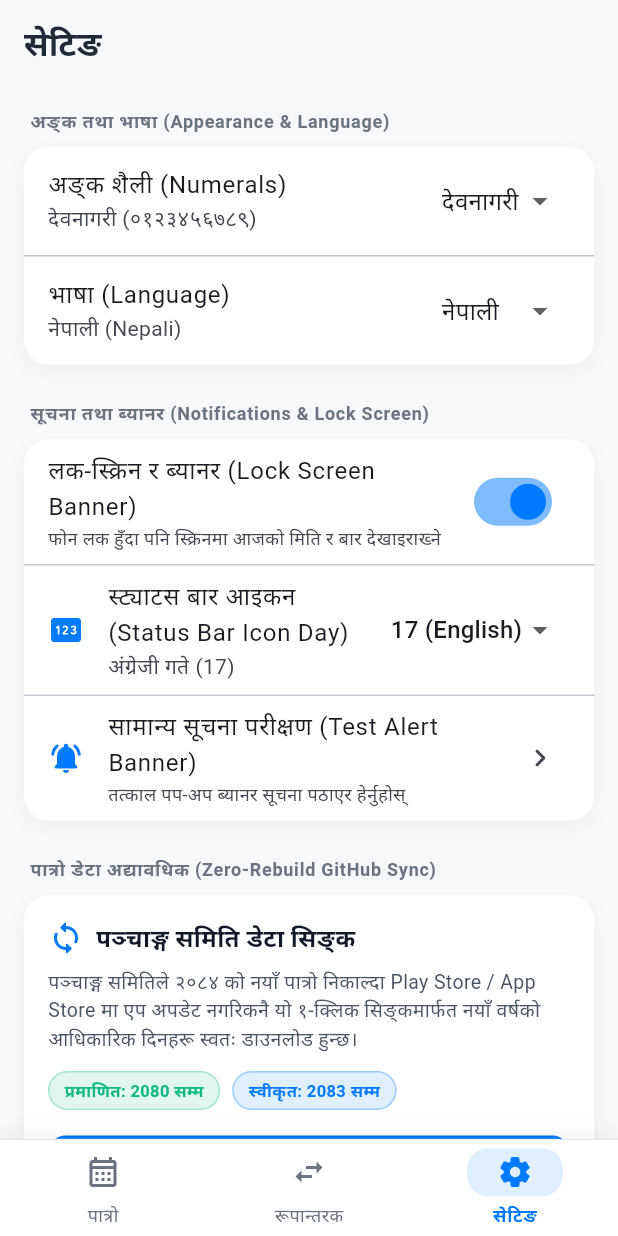
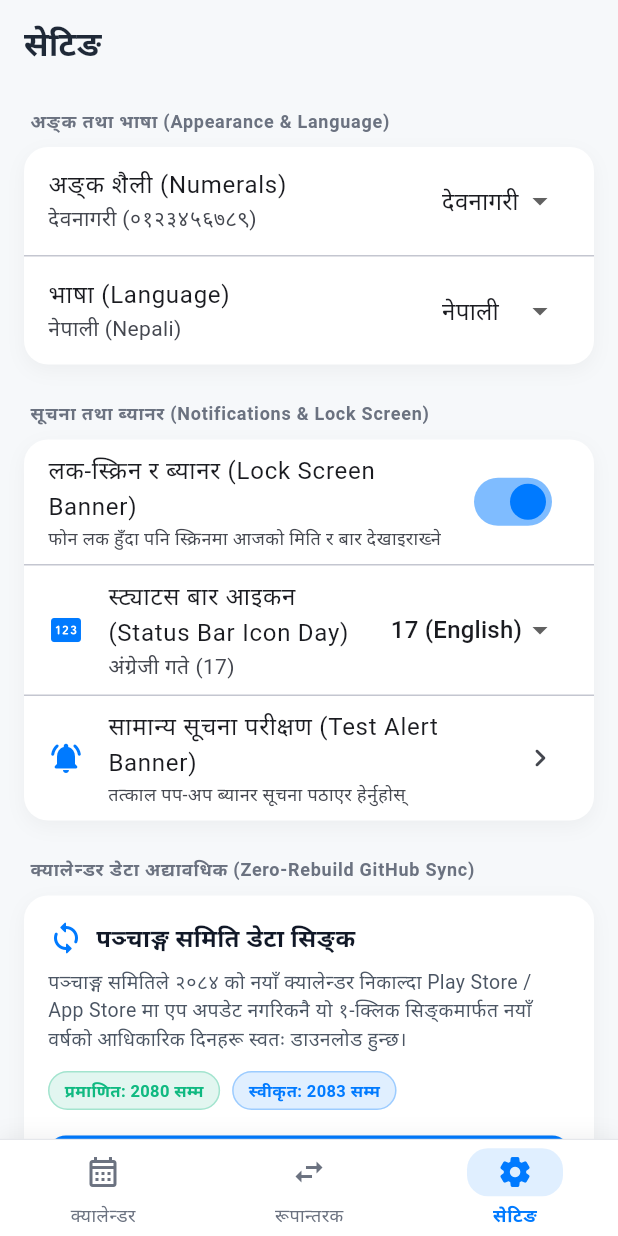
Before and after one commit to bishalramdam/patro-flutter, a Flutter app: the screen it shows after launch, item 3 of the bottom bar chosen, on a phone screen of 412 x 824 dp. Run offline on Flutter 3.47's test engine with Material 3 defaults, Android fonts, the phone set to English and light mode, and no system bars; our stand-ins replace flutter_local_notifications, shared_preferences; missing offline and left inert: home_widget.

Commit message:
feat: rename app display name to Calendar across launcher, UI and notifications

```diff
--- a/lib/main.dart
+++ b/lib/main.dart
@@ -59,7 +59,7 @@ class PatroApp extends StatelessWidget {
   @override
   Widget build(BuildContext context) {
     return MaterialApp(
-      title: 'पात्रो',
+      title: 'Calendar',
       debugShowCheckedModeBanner: false,
       themeMode: ThemeMode.system,
       theme: ThemeData(
@@ -180,11 +180,11 @@ class _PatroHomeScreenState extends State<PatroHomeScreen> {
               backgroundColor: Colors.transparent,
               elevation: 0,
               height: 64,
-              destinations: const [
+              destinations: [
                 NavigationDestination(
-                  icon: Icon(Icons.calendar_month_outlined),
-                  selectedIcon: Icon(Icons.calendar_month_rounded),
-                  label: 'पात्रो',
+                  icon: const Icon(Icons.calendar_month_outlined),
+                  selectedIcon: const Icon(Icons.calendar_month_rounded),
+                  label: widget.engine.language == 'English' ? 'Calendar' : 'क्यालेन्डर',
                 ),
                 NavigationDestination(
                   icon: Icon(Icons.swap_horiz_outlined),
--- a/lib/services/notification_service.dart
+++ b/lib/services/notification_service.dart
@@ -84,7 +84,7 @@ class NotificationService {
 
     final AndroidNotificationDetails androidDetails = AndroidNotificationDetails(
       ongoingChannelId,
-      'दैनिक पात्रो ब्यानर (Lock Screen Banner)',
+      'दैनिक क्यालेन्डर ब्यानर (Lock Screen Banner)',
       channelDescription: 'लक-स्क्रिन र नोटिफिकेसन बारमा आजको मिति देखाउँछ',
       importance: Importance.defaultImportance,
       priority: Priority.defaultPriority,
--- a/lib/ui/calendar_view.dart
+++ b/lib/ui/calendar_view.dart
@@ -357,7 +357,7 @@ class _CalendarViewState extends State<CalendarView> {
         elevation: 0,
         backgroundColor: Colors.transparent,
         title: Text(
-          "पात्रो",
+          widget.engine.language == "English" ? "Calendar" : "क्यालेन्डर",
           style: TextStyle(
             fontWeight: FontWeight.w700,
             fontSize: 22,
--- a/lib/ui/settings_view.dart
+++ b/lib/ui/settings_view.dart
@@ -105,7 +105,7 @@ class _SettingsViewState extends State<SettingsView> {
   Future<void> _checkGithubUpdate() async {
     setState(() {
       _isCheckingUpdate = true;
-      _syncStatusMessage = "GitHub बाट नयाँ पात्रो डेटा जाँचिँदैछ...";
+      _syncStatusMessage = "GitHub बाट नयाँ क्यालेन्डर डेटा जाँचिँदैछ...";
       _syncSuccess = false;
     });
 
@@ -323,7 +323,7 @@ class _SettingsViewState extends State<SettingsView> {
             const SizedBox(height: 24),
 
             // In-app GitHub Sync Section
-            _buildSectionHeader("पात्रो डेटा अद्यावधिक (Zero-Rebuild GitHub Sync)", isDark),
+            _buildSectionHeader("क्यालेन्डर डेटा अद्यावधिक (Zero-Rebuild GitHub Sync)", isDark),
             const SizedBox(height: 8),
             Container(
               padding: const EdgeInsets.all(16),
@@ -357,7 +357,7 @@ class _SettingsViewState extends State<SettingsView> {
                   ),
                   const SizedBox(height: 8),
                   Text(
-                    "पञ्चाङ्ग समितिले २०८४ को नयाँ पात्रो निकाल्दा Play Store / App Store मा एप अपडेट नगरिकनै यो १-क्लिक सिङ्कमार्फत नयाँ वर्षको आधिकारिक दिनहरू स्वतः डाउनलोड हुन्छ।",
+                    "पञ्चाङ्ग समितिले २०८४ को नयाँ क्यालेन्डर निकाल्दा Play Store / App Store मा एप अपडेट नगरिकनै यो १-क्लिक सिङ्कमार्फत नयाँ वर्षको आधिकारिक दिनहरू स्वतः डाउनलोड हुन्छ।",
                     style: TextStyle(
                       fontSize: 13,
                       height: 1.4,
@@ -444,7 +444,7 @@ class _SettingsViewState extends State<SettingsView> {
                   ),
                   const SizedBox(height: 8),
                   Text(
-                    "१. आफ्नो मोबाइलको होम स्क्रिनमा केही सेकेन्ड थिचिराख्नुहोस् (Long-press)।\n२. '+' वा 'Widgets' बटनमा थिच्नुहोस्।\n३. 'पात्रो' छान्नुहोस् र विजेट रोज्नुहोस्।\n४. मध्यरात १२:०० बजे विजेटले स्वतः नयाँ मिति देखाउँछ।",
+                    "१. आफ्नो मोबाइलको होम स्क्रिनमा केही सेकेन्ड थिचिराख्नुहोस् (Long-press)।\n२. '+' वा 'Widgets' बटनमा थिच्नुहोस्।\n३. 'Calendar' छान्नुहोस् र विजेट रोज्नुहोस्।\n४. मध्यरात १२:०० बजे विजेटले स्वतः नयाँ मिति देखाउँछ।",
                     style: TextStyle(
                       fontSize: 13,
                       height: 1.5,
--- a/pubspec.yaml
+++ b/pubspec.yaml
@@ -1,7 +1,7 @@
 name: patro_flutter
 description: "A clean, minimalist Bikram Sambat calendar app for Android and iOS with Home Screen Widgets."
 publish_to: "none"
-version: 1.1.2+12
+version: 1.1.3+13
 
 environment:
   sdk: ">=3.0.0 <4.0.0"
```
Also changed, not shown: 3 other files.
